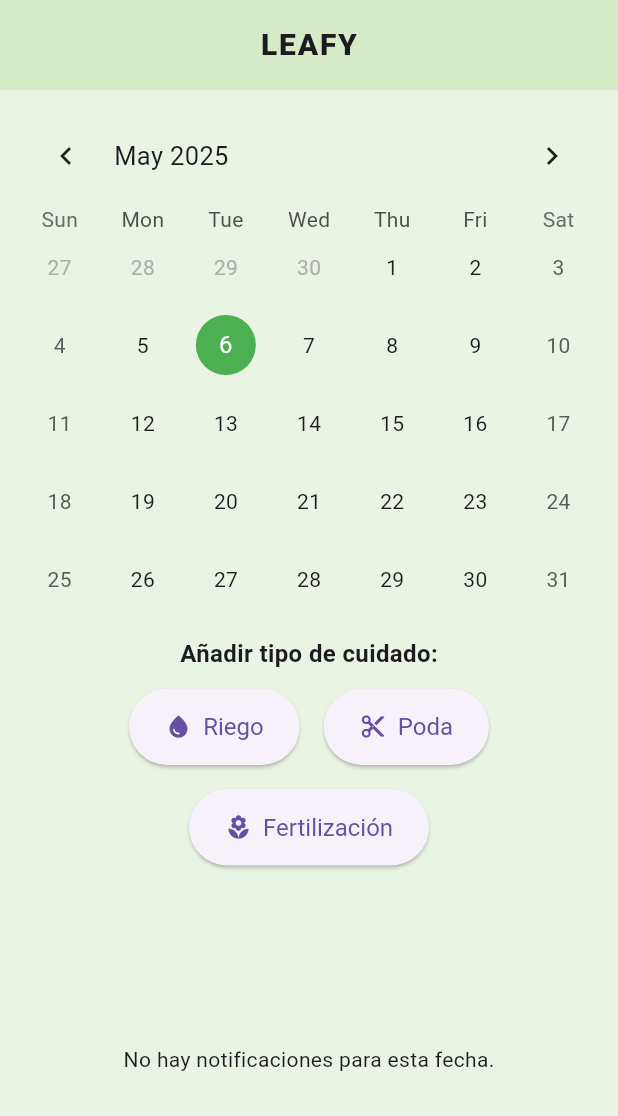
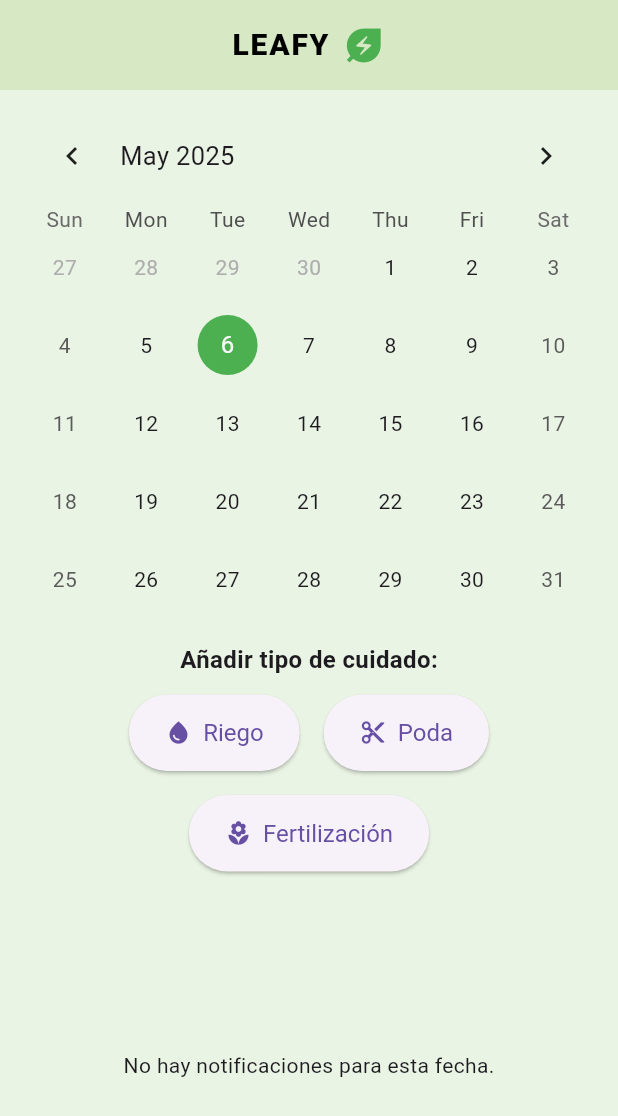
Before and after one commit to mrami8/leafy_app_flutter, a Flutter app: the CalendarPage screen opened directly, on a phone screen of 412 x 824 dp. Shown: the top 1116 px of the screen. Run offline on Flutter 3.47's test engine with Material 3 defaults, Android fonts, the phone set to English and light mode, and no system bars; drawn by our look-alikes of table_calendar; our stand-ins replace image_picker, supabase_flutter; accounts and stored records are empty.

Commit message:
CalendarLogoChange

```diff
--- a/lib/screens/calendar_screen.dart
+++ b/lib/screens/calendar_screen.dart
@@ -42,22 +42,33 @@ class _CalendarPageState extends State<CalendarPage> {
             Container(
               height: 60,
               width: double.infinity,
-              color: const Color(0xFFD7EAC8), // Verde pastel oscuro
+              color: const Color(0xFFD6E8C4), // Verde pastel suave
               alignment: Alignment.center,
-              child: const Text(
+              child: Row(
+                mainAxisAlignment: MainAxisAlignment.center,
+                children: const [
+                  Text(
                     'LEAFY',
                     style: TextStyle(
                       fontWeight: FontWeight.w800,
                       fontSize: 20,
                       letterSpacing: 1.2,
+                      color: Color.fromARGB(255, 0, 0, 0), // Texto verde
                     ),
                   ),
+                  SizedBox(width: 8),
+                  Icon(
+                    Icons.energy_savings_leaf, // Ícono de hoja
+                    color: Colors.green,
+                    size: 30,
                   ),
-
+                ],
+              ),
+            ),
             const SizedBox(height: 12),
             Expanded(
               child: Padding(
-                padding: const EdgeInsets.symmetric(horizontal: 12),
+                padding: const EdgeInsets.symmetric(horizontal: 16),
                 child: Column(
                   children: [
                     // Calendario interactivo
@@ -74,11 +85,11 @@ class _CalendarPageState extends State<CalendarPage> {
                       },
                       calendarStyle: const CalendarStyle(
                         selectedDecoration: BoxDecoration(
-                          color: Colors.green,
+                          color: Color(0xFF4CAF50), // Verde más intenso para selección
                           shape: BoxShape.circle,
                         ),
                         todayDecoration: BoxDecoration(
-                          color: Colors.lightGreen,
+                          color: Color(0xFF66BB6A), // Verde más suave para hoy
                           shape: BoxShape.circle,
                         ),
                       ),
@@ -86,9 +97,9 @@ class _CalendarPageState extends State<CalendarPage> {
                         CalendarFormat.month: 'Mes',
                       },
                     ),
-                    const SizedBox(height: 12),
+                    const SizedBox(height: 16),
                     const AddNotificationForm(), // Formulario para añadir notificaciones
-                    const SizedBox(height: 12),
+                    const SizedBox(height: 16),
                     const Expanded(
                       child: NotificationList(),
                     ), // Lista de notificaciones
@@ -122,13 +133,13 @@ class NotificationList extends StatelessWidget {
     // Lista con diseño decorativo y separadores entre elementos
     return Container(
       decoration: BoxDecoration(
-        color: const Color(0xFFF5F5F5),
-        borderRadius: BorderRadius.circular(20),
+        color: const Color(0xFFF3F7E8), // Fondo más suave para la lista
+        borderRadius: BorderRadius.circular(12), // Bordes redondeados
         boxShadow: const [
-          BoxShadow(color: Colors.black12, blurRadius: 6, offset: Offset(0, 4)),
+          BoxShadow(color: Colors.black12, blurRadius: 4, offset: Offset(0, 2)),
         ],
       ),
-      padding: const EdgeInsets.all(12),
+      padding: const EdgeInsets.all(16),
       child: ListView.separated(
         itemCount: notifications.length,
         separatorBuilder: (_, __) => const Divider(),
@@ -146,7 +157,7 @@ class NotificationList extends StatelessWidget {
             mainAxisAlignment: MainAxisAlignment.spaceBetween,
             children: [
               Expanded(child: Text(mensaje)), // Mensaje de la notificación
-              Text(fecha, style: const TextStyle(color: Colors.grey)), // Fecha
+              Text(fecha, style: const TextStyle(color: Color(0xFFBDBDBD))), // Fecha
               IconButton(
                 icon: const Icon(Icons.delete, color: Colors.red),
                 onPressed: () {
```
Lines whose indentation alone changed are shown as unchanged.
